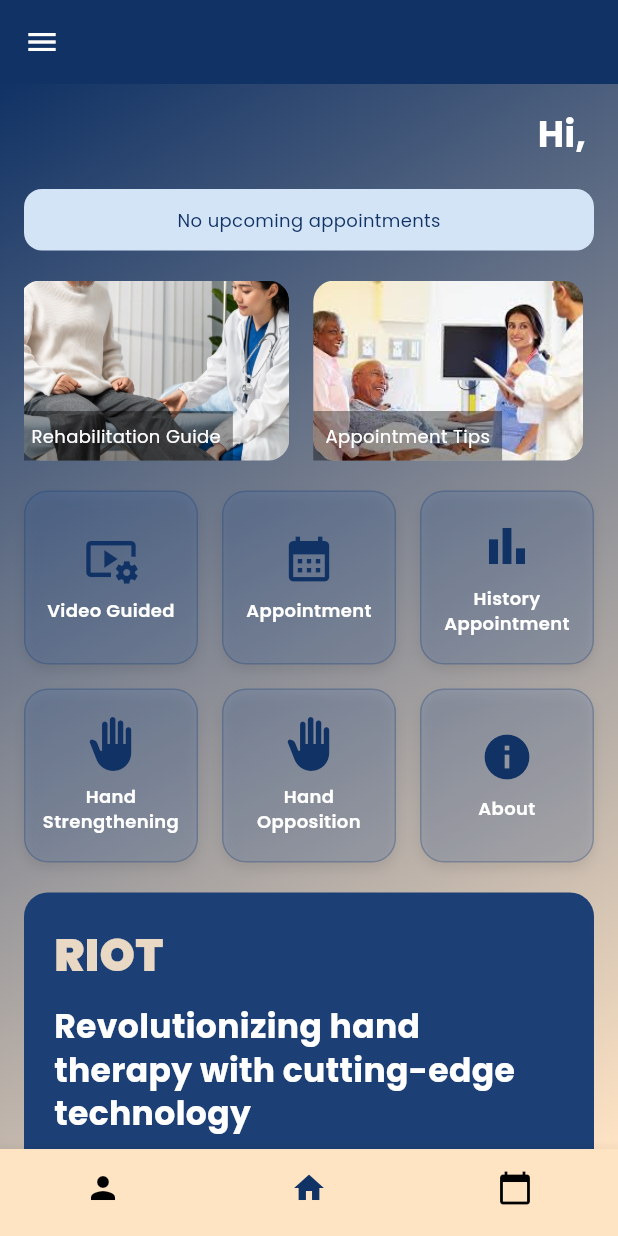
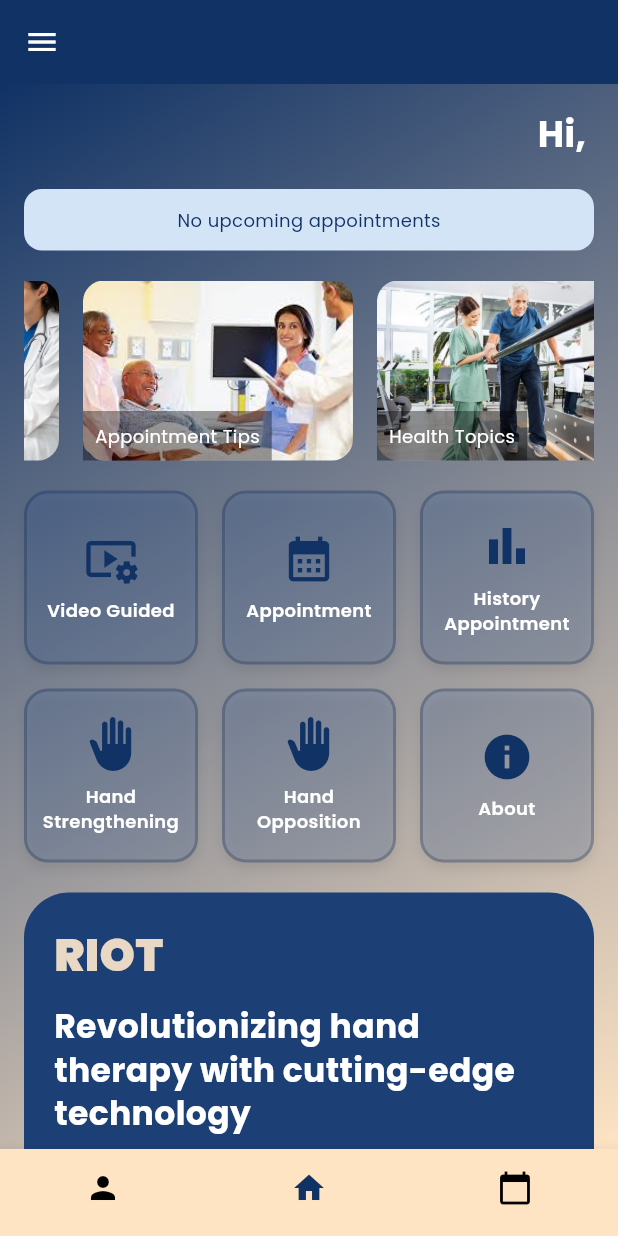
Before and after one commit to ainamaisarah/HaGReM, a Flutter app: the HomePage screen opened directly, item 3 of the bottom bar chosen, after a tap on the "arrow back ios" icon, on a phone screen of 412 x 824 dp. Run offline on Flutter 3.47's test engine with Material 3 defaults, Android fonts, the phone set to English and light mode, and no system bars; our stand-ins replace camera, cloud_firestore, firebase_auth, firebase_core, google_fonts, image_picker and 3 more; accounts and stored records are empty.

Commit message:
Update homepage.dart

```diff
--- a/lib/home/homepage.dart
+++ b/lib/home/homepage.dart
@@ -41,7 +41,7 @@ void _startAutoScrollCarousel() {
 
       await _carouselController.animateTo(
         maxScroll,
-        duration: const Duration(seconds: 300),
+        duration: const Duration(seconds: 6),
         curve: Curves.linear,
       );
 
@@ -630,7 +630,7 @@ void _startAutoScrollCarousel() {
                           color: themeMode == ThemeMode.dark
                               ? AppColors.accentDarkGrey
                               : AppColors.cardBackground,
-                          borderRadius: BorderRadius.circular(16),
+                          borderRadius: BorderRadius.circular(30),
                         ),
                         child: Column(
                           crossAxisAlignment: CrossAxisAlignment.start,
@@ -780,8 +780,8 @@ void _startAutoScrollCarousel() {
           color: AppColors.primaryLight.withOpacity(0.15),
           borderRadius: BorderRadius.circular(16),
            border: Border.all(
-      color: AppColors.primaryDark.withOpacity(0.25),
-      width: 1,
+      color: const Color.fromARGB(255, 7, 26, 53).withOpacity(0.25),
+      width: 2,
     ),
     boxShadow: [
       BoxShadow(
```
